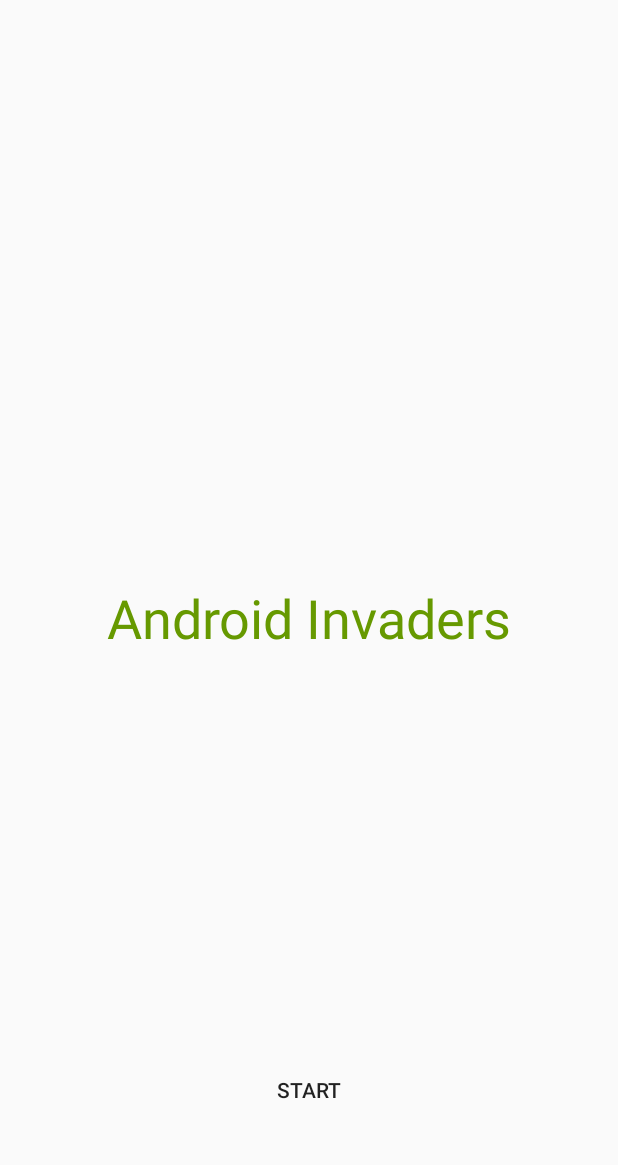
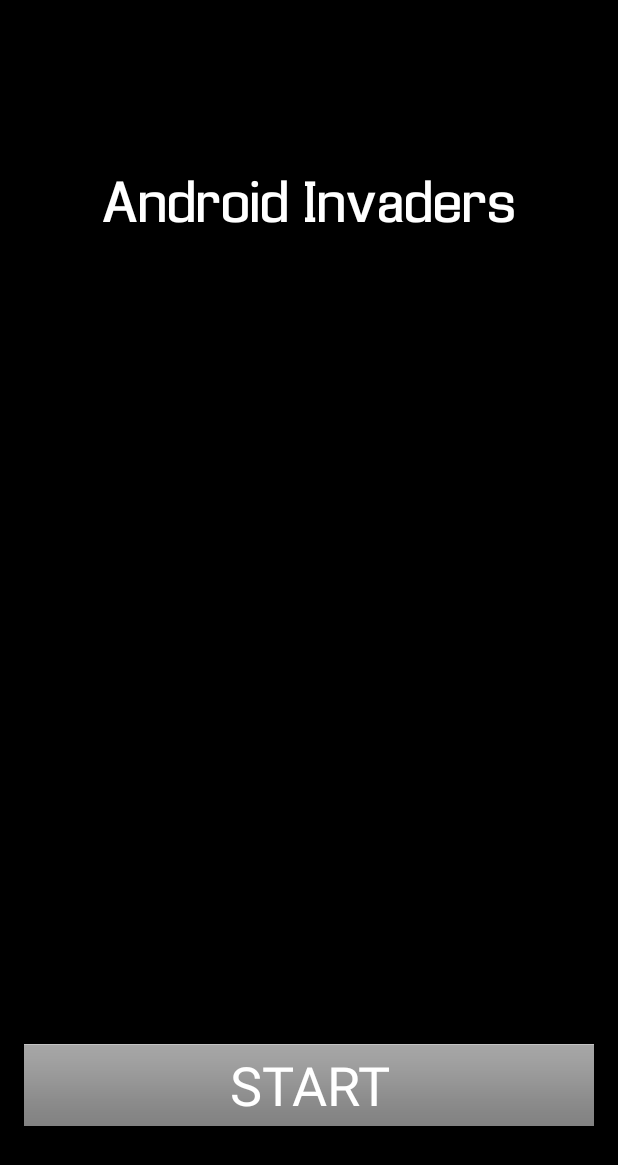
Before and after one commit to YanJardim/AndroidInvaders, an Android app: the screen it shows after launch (MenuActivity), on a phone screen of 412 x 824 dp. Shown: the top 1165 px of the screen. Run offline under Robolectric (Android 15) with nearby library versions, the phone set to English and light mode, and no system bars.

Commit message:
menu looks better

```diff
--- a/app/src/main/java/com/example/developer/androidinvaders/MenuActivity.java
+++ b/app/src/main/java/com/example/developer/androidinvaders/MenuActivity.java
@@ -1,9 +1,11 @@
 package com.example.developer.androidinvaders;
 
 import android.content.Intent;
+import android.graphics.Typeface;
 import android.support.v7.app.AppCompatActivity;
 import android.os.Bundle;
 import android.view.View;
+import android.widget.TextView;
 
 public class MenuActivity extends AppCompatActivity {
 
@@ -15,6 +17,11 @@ public class MenuActivity extends AppCompatActivity {
         decor.setSystemUiVisibility(full);
         getSupportActionBar().hide();
         setContentView(R.layout.activity_menu);
+
+        TextView txtTitle =(TextView)findViewById(R.id.txtTitle);
+        Typeface face= Typeface.createFromAsset(getAssets(), "fonts/Enigma.ttf");
+        txtTitle.setTypeface(face);
+
     }
 
     public void startGame(View view)
--- a/app/src/main/res/layout/activity_menu.xml
+++ b/app/src/main/res/layout/activity_menu.xml
@@ -1,6 +1,8 @@
 <?xml version="1.0" encoding="utf-8"?>
 <RelativeLayout xmlns:android="http://schemas.android.com/apk/res/android"
     xmlns:tools="http://schemas.android.com/tools"
+    android:background="@color/bgColor"
+
     android:id="@+id/activity_menu"
     android:layout_width="match_parent"
     android:layout_height="match_parent"
@@ -11,26 +13,33 @@
     tools:context="com.example.developer.androidinvaders.MenuActivity">
 
     <Button
-        android:text="Start"
+        android:id="@+id/startButton"
+        style="@style/Widget.AppCompat.Button.Borderless"
         android:layout_width="match_parent"
         android:layout_height="wrap_content"
-        android:id="@+id/startButton"
+        android:layout_alignParentBottom="true"
+        android:layout_alignParentLeft="true"
+        android:layout_alignParentStart="true"
+        android:layout_marginBottom="57dp"
+        android:background="@android:drawable/bottom_bar"
+        android:fontFamily="sans-serif"
         android:onClick="startGame"
-        android:layout_marginBottom="57dp"
+        android:text="Start"
         android:textAlignment="center"
-        android:layout_alignParentBottom="true"
-        style="@style/Widget.AppCompat.Button.Borderless" />
+        android:textColor="@android:color/white"
+        android:textSize="36sp" />
 
     <TextView
-        android:text="Android Invaders"
+        android:id="@+id/txtTitle"
         android:layout_width="match_parent"
         android:layout_height="wrap_content"
-        android:id="@+id/textView"
-        android:fontFamily="sans-serif"
+        android:layout_marginTop="98dp"
+        android:fontFamily="assets/fonts/Enigma.ttf"
+        android:text="Android Invaders"
+        android:textAlignment="center"
+        android:textColor="@android:color/background_light"
         android:textSize="36sp"
-        android:textAlignment="center"
-        android:textColor="@android:color/holo_green_dark"
-        android:layout_centerVertical="true"
+        android:layout_alignParentTop="true"
         android:layout_alignParentLeft="true"
         android:layout_alignParentStart="true" />
 
--- a/app/src/main/res/values/colors.xml
+++ b/app/src/main/res/values/colors.xml
@@ -3,4 +3,5 @@
     <color name="colorPrimary">#3F51B5</color>
     <color name="colorPrimaryDark">#303F9F</color>
     <color name="colorAccent">#FF4081</color>
+    <color name="bgColor">#000000</color>
 </resources>
```
Also changed, not shown: app/src/main/assets/fonts/Enigma.ttf (added).
